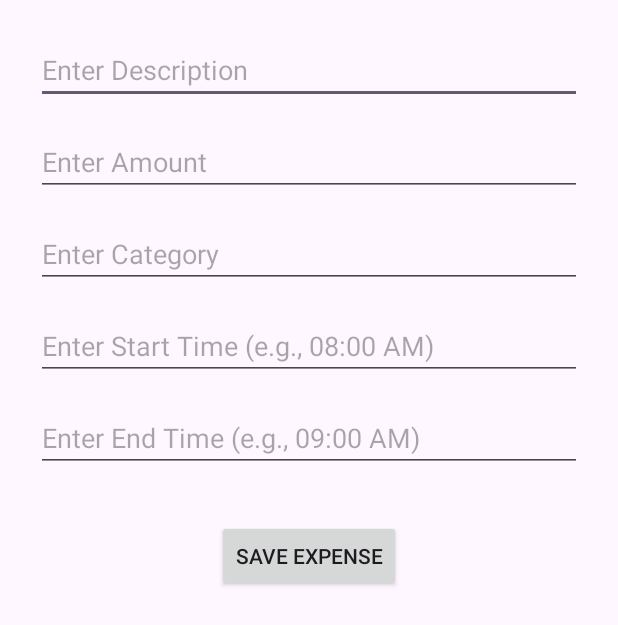
After one commit to ST10256115/BudgetTrackerApp, an Android app: the NewExpenseActivity screen opened directly, with no data from a screen before it, on a phone screen of 412 x 824 dp. The commit adds this screen. Shown: the top 625 px of the screen. Run offline under Robolectric (Android 15) with nearby library versions, the phone set to English and light mode, and no system bars; our stand-ins replace Room's generated code.

Commit message:
Updated also created newexpense activity

```diff
--- a/app/src/main/AndroidManifest.xml
+++ b/app/src/main/AndroidManifest.xml
@@ -13,6 +13,9 @@
         android:theme="@style/Theme.BudgetTrackerApp"
         tools:targetApi="31">
         <activity
+            android:name=".NewExpenseActivity"
+            android:exported="false" />
+        <activity
             android:name=".MainActivity"
             android:exported="true">
             <intent-filter>
--- a/app/src/main/java/vcmsa/projects/budgettrackerapp/ExpenseViewModel.kt
+++ b/app/src/main/java/vcmsa/projects/budgettrackerapp/ExpenseViewModel.kt
@@ -51,4 +51,5 @@ class ExpenseViewModel(application: Application) : AndroidViewModel(application)
             _categoryTotals.postValue(totals)
         }
     }
+
 }
--- /dev/null
+++ b/app/src/main/java/vcmsa/projects/budgettrackerapp/NewExpenseActivity.kt
@@ -0,0 +1,61 @@
+package vcmsa.projects.budgettrackerapp
+
+import android.os.Bundle
+import androidx.activity.enableEdgeToEdge
+import androidx.appcompat.app.AppCompatActivity
+import androidx.core.view.ViewCompat
+import androidx.core.view.WindowInsetsCompat
+import android.widget.Button
+import android.widget.EditText
+import android.widget.Toast
+import androidx.activity.ComponentActivity
+import androidx.lifecycle.ViewModelProvider
+
+class NewExpenseActivity : ComponentActivity() {
+
+    private lateinit var expenseViewModel: ExpenseViewModel
+
+    override fun onCreate(savedInstanceState: Bundle?) {
+        super.onCreate(savedInstanceState)
+        setContentView(R.layout.activity_new_expense)
+
+        val editTextDescription = findViewById<EditText>(R.id.editTextDescription)
+        val editTextAmount = findViewById<EditText>(R.id.editTextAmount)
+        val editTextCategory = findViewById<EditText>(R.id.editTextCategory)
+        val editTextStartTime = findViewById<EditText>(R.id.editTextStartTime)
+        val editTextEndTime = findViewById<EditText>(R.id.editTextEndTime)
+        val buttonSaveExpense = findViewById<Button>(R.id.buttonSaveExpense)
+
+        expenseViewModel = ViewModelProvider(this)[ExpenseViewModel::class.java]
+
+        buttonSaveExpense.setOnClickListener {
+            val description = editTextDescription.text.toString()
+            val amountText = editTextAmount.text.toString()
+            val category = editTextCategory.text.toString()
+            val startTime = editTextStartTime.text.toString()
+            val endTime = editTextEndTime.text.toString()
+
+            if (description.isEmpty() || amountText.isEmpty() || category.isEmpty() || startTime.isEmpty() || endTime.isEmpty()) {
+                Toast.makeText(this, "Please fill all fields", Toast.LENGTH_SHORT).show()
+            } else {
+                val amount = amountText.toDouble()
+
+                val newExpense = ExpenseEntity(
+                    id = 0,
+                    description = description,
+                    amount = amount,
+                    date = System.currentTimeMillis().toString(), // We can improve formatting later
+                    startTime = startTime,
+                    endTime = endTime,
+                    category = category
+                )
+
+                expenseViewModel.insertExpense(newExpense)
+
+                Toast.makeText(this, "Expense Saved", Toast.LENGTH_SHORT).show()
+
+                finish()
+            }
+        }
+    }
+}
--- /dev/null
+++ b/app/src/main/res/drawable/ic_add.xml
@@ -0,0 +1,5 @@
+<vector xmlns:android="http://schemas.android.com/apk/res/android" android:height="24dp" android:tint="#000000" android:viewportHeight="24" android:viewportWidth="24" android:width="24dp">
+
+    <path android:fillColor="@android:color/white" android:pathData="M19,13h-6v6h-2v-6H5v-2h6V5h2v6h6v2z"/>
+
+</vector>
--- /dev/null
+++ b/app/src/main/res/layout/activity_new_expense.xml
@@ -0,0 +1,56 @@
+<?xml version="1.0" encoding="utf-8"?>
+<ScrollView
+    xmlns:android="http://schemas.android.com/apk/res/android"
+    android:layout_width="match_parent"
+    android:layout_height="match_parent">
+
+    <LinearLayout
+        android:layout_width="match_parent"
+        android:layout_height="wrap_content"
+        android:orientation="vertical"
+        android:padding="24dp">
+
+        <EditText
+            android:id="@+id/editTextDescription"
+            android:hint="Enter Description"
+            android:layout_width="match_parent"
+            android:layout_height="wrap_content" />
+
+        <EditText
+            android:id="@+id/editTextAmount"
+            android:hint="Enter Amount"
+            android:inputType="numberDecimal"
+            android:layout_width="match_parent"
+            android:layout_height="wrap_content"
+            android:layout_marginTop="16dp"/>
+
+        <EditText
+            android:id="@+id/editTextCategory"
+            android:hint="Enter Category"
+            android:layout_width="match_parent"
+            android:layout_height="wrap_content"
+            android:layout_marginTop="16dp" />
+
+        <EditText
+            android:id="@+id/editTextStartTime"
+            android:hint="Enter Start Time (e.g., 08:00 AM)"
+            android:layout_width="match_parent"
+            android:layout_height="wrap_content"
+            android:layout_marginTop="16dp" />
+
+        <EditText
+            android:id="@+id/editTextEndTime"
+            android:hint="Enter End Time (e.g., 09:00 AM)"
+            android:layout_width="match_parent"
+            android:layout_height="wrap_content"
+            android:layout_marginTop="16dp" />
+
+        <Button
+            android:id="@+id/buttonSaveExpense"
+            android:text="Save Expense"
+            android:layout_width="wrap_content"
+            android:layout_height="wrap_content"
+            android:layout_gravity="center_horizontal"
+            android:layout_marginTop="32dp"/>
+    </LinearLayout>
+</ScrollView>
```
Also changed, not shown: app/src/main/java/vcmsa/projects/budgettrackerapp/MainActivity.kt (+14 -0 lines), app/src/main/res/layout/activity_main.xml (+23 -8 lines).
